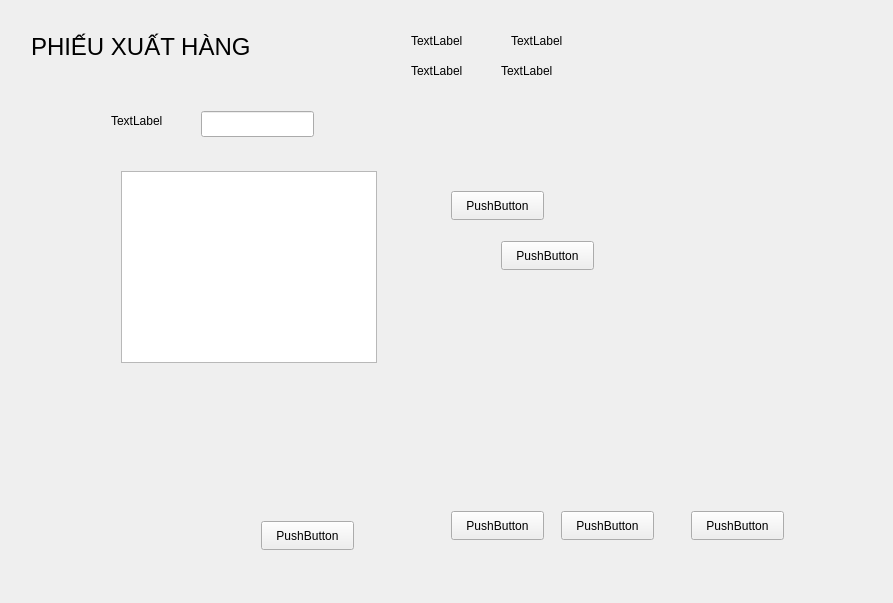
Old version of the form imexport.ui in the repository suofujita/nekolibro.
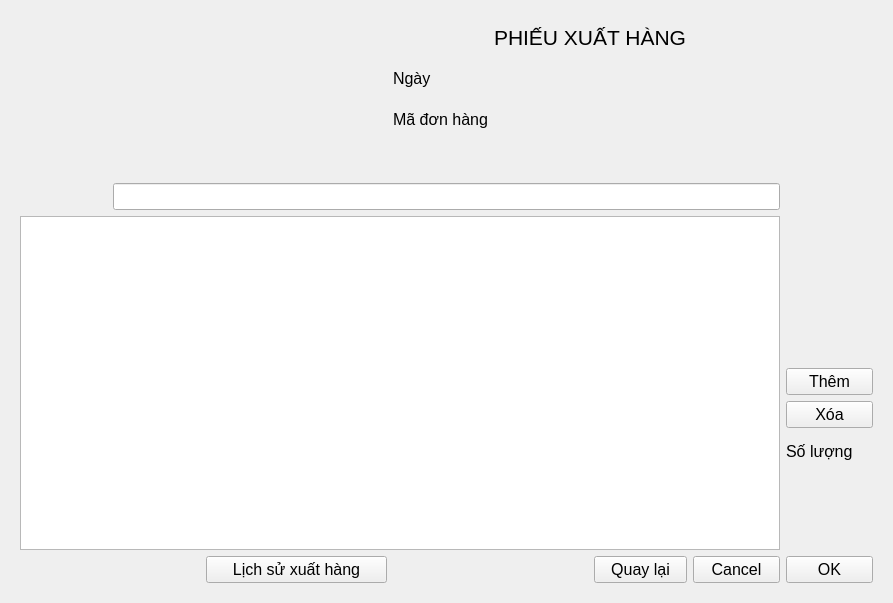
New version of the form. The open tabs and pages were chosen to show the change. Icons and pictures are not drawn.

Commit message: updated import and update stock move to export

```diff
--- a/imexport.ui
+++ b/imexport.ui
@@ -14,7 +14,7 @@
    <string>Form</string>
   </property>
   <layout class="QGridLayout" name="gridLayout_3">
-   <item row="0" column="0">
+   <item row="0" column="3">
     <widget class="QStackedWidget" name="stackedWidget">
      <property name="autoFillBackground">
       <bool>false</bool>
@@ -451,187 +451,284 @@
       </layout>
      </widget>
      <widget class="QWidget" name="export_window">
-      <widget class="QLabel" name="label_20">
-       <property name="geometry">
-        <rect>
-         <x>20</x>
-         <y>10</y>
-         <width>301</width>
-         <height>51</height>
-        </rect>
-       </property>
-       <property name="font">
-        <font>
-         <pointsize>18</pointsize>
-        </font>
-       </property>
-       <property name="text">
-        <string>PHIẾU XUẤT HÀNG</string>
-       </property>
-      </widget>
-      <widget class="QLabel" name="label_3">
-       <property name="geometry">
-        <rect>
-         <x>400</x>
-         <y>20</y>
-         <width>63</width>
-         <height>20</height>
-        </rect>
-       </property>
-       <property name="text">
-        <string>TextLabel</string>
-       </property>
-      </widget>
-      <widget class="QLabel" name="label_21">
-       <property name="geometry">
-        <rect>
-         <x>400</x>
-         <y>50</y>
-         <width>63</width>
-         <height>20</height>
-        </rect>
-       </property>
-       <property name="text">
-        <string>TextLabel</string>
-       </property>
-      </widget>
-      <widget class="QLabel" name="label_22">
-       <property name="geometry">
-        <rect>
-         <x>500</x>
-         <y>20</y>
-         <width>63</width>
-         <height>20</height>
-        </rect>
-       </property>
-       <property name="text">
-        <string>TextLabel</string>
-       </property>
-      </widget>
-      <widget class="QLabel" name="label_23">
-       <property name="geometry">
-        <rect>
-         <x>490</x>
-         <y>50</y>
-         <width>63</width>
-         <height>20</height>
-        </rect>
-       </property>
-       <property name="text">
-        <string>TextLabel</string>
-       </property>
-      </widget>
-      <widget class="QLineEdit" name="lineEdit">
-       <property name="geometry">
-        <rect>
-         <x>190</x>
-         <y>100</y>
-         <width>113</width>
-         <height>26</height>
-        </rect>
-       </property>
-      </widget>
-      <widget class="QLabel" name="label_24">
-       <property name="geometry">
-        <rect>
-         <x>100</x>
-         <y>100</y>
-         <width>63</width>
-         <height>20</height>
-        </rect>
-       </property>
-       <property name="text">
-        <string>TextLabel</string>
-       </property>
-      </widget>
-      <widget class="QTableWidget" name="tableWidget">
-       <property name="geometry">
-        <rect>
-         <x>110</x>
-         <y>160</y>
-         <width>256</width>
-         <height>192</height>
-        </rect>
-       </property>
-      </widget>
-      <widget class="QPushButton" name="pushButton_2">
-       <property name="geometry">
-        <rect>
-         <x>440</x>
-         <y>180</y>
-         <width>93</width>
-         <height>29</height>
-        </rect>
-       </property>
-       <property name="text">
-        <string>PushButton</string>
-       </property>
-      </widget>
-      <widget class="QPushButton" name="pushButton_3">
-       <property name="geometry">
-        <rect>
-         <x>490</x>
-         <y>230</y>
-         <width>93</width>
-         <height>29</height>
-        </rect>
-       </property>
-       <property name="text">
-        <string>PushButton</string>
-       </property>
-      </widget>
-      <widget class="QPushButton" name="pushButton_4">
-       <property name="geometry">
-        <rect>
-         <x>550</x>
-         <y>500</y>
-         <width>93</width>
-         <height>29</height>
-        </rect>
-       </property>
-       <property name="text">
-        <string>PushButton</string>
-       </property>
-      </widget>
-      <widget class="QPushButton" name="pushButton_5">
-       <property name="geometry">
-        <rect>
-         <x>680</x>
-         <y>500</y>
-         <width>93</width>
-         <height>29</height>
-        </rect>
-       </property>
-       <property name="text">
-        <string>PushButton</string>
-       </property>
-      </widget>
-      <widget class="QPushButton" name="pushButton_6">
-       <property name="geometry">
-        <rect>
-         <x>440</x>
-         <y>500</y>
-         <width>93</width>
-         <height>29</height>
-        </rect>
-       </property>
-       <property name="text">
-        <string>PushButton</string>
-       </property>
-      </widget>
-      <widget class="QPushButton" name="pushButton_7">
-       <property name="geometry">
-        <rect>
-         <x>250</x>
-         <y>510</y>
-         <width>93</width>
-         <height>29</height>
-        </rect>
-       </property>
-       <property name="text">
-        <string>PushButton</string>
-       </property>
-      </widget>
+      <layout class="QGridLayout" name="gridLayout_6">
+       <item row="17" column="8">
+        <widget class="QLabel" name="num_books_export">
+         <property name="font">
+          <font>
+           <pointsize>12</pointsize>
+           <bold>true</bold>
+          </font>
+         </property>
+         <property name="text">
+          <string/>
+         </property>
+        </widget>
+       </item>
+       <item row="11" column="8" rowspan="2">
+        <spacer name="verticalSpacer">
+         <property name="orientation">
+          <enum>Qt::Orientation::Vertical</enum>
+         </property>
+         <property name="sizeHint" stdset="0">
+          <size>
+           <width>20</width>
+           <height>40</height>
+          </size>
+         </property>
+        </spacer>
+       </item>
+       <item row="19" column="6">
+        <widget class="QPushButton" name="pushButton">
+         <property name="font">
+          <font>
+           <pointsize>12</pointsize>
+          </font>
+         </property>
+         <property name="text">
+          <string>Quay lại</string>
+         </property>
+         <property name="icon">
+          <iconset resource="galeries.qrc">
+           <normaloff>:/image/back.png</normaloff>:/image/back.png</iconset>
+         </property>
+         <property name="iconSize">
+          <size>
+           <width>25</width>
+           <height>25</height>
+          </size>
+         </property>
+        </widget>
+       </item>
+       <item row="2" column="4">
+        <widget class="QLabel" name="label_4">
+         <property name="font">
+          <font>
+           <pointsize>12</pointsize>
+          </font>
+         </property>
+         <property name="text">
+          <string>Ngày</string>
+         </property>
+        </widget>
+       </item>
+       <item row="9" column="0" rowspan="9" colspan="8">
+        <widget class="QTableWidget" name="export_books">
+         <property name="font">
+          <font>
+           <pointsize>12</pointsize>
+          </font>
+         </property>
+        </widget>
+       </item>
+       <item row="15" column="8">
+        <widget class="QLabel" name="label_13">
+         <property name="font">
+          <font>
+           <pointsize>12</pointsize>
+          </font>
+         </property>
+         <property name="text">
+          <string>Số lượng</string>
+         </property>
+        </widget>
+       </item>
+       <item row="2" column="6" colspan="2">
+        <widget class="QLabel" name="date_export">
+         <property name="font">
+          <font>
+           <pointsize>12</pointsize>
+           <bold>true</bold>
+          </font>
+         </property>
+         <property name="text">
+          <string/>
+         </property>
+        </widget>
+       </item>
+       <item row="5" column="1">
+        <widget class="QLabel" name="logo_search_export">
+         <property name="text">
+          <string/>
+         </property>
+         <property name="pixmap">
+          <pixmap resource="galeries.qrc">:/image/search.png</pixmap>
+         </property>
+         <property name="scaledContents">
+          <bool>true</bool>
+         </property>
+        </widget>
+       </item>
+       <item row="19" column="7">
+        <widget class="QPushButton" name="minimum_export">
+         <property name="font">
+          <font>
+           <pointsize>12</pointsize>
+          </font>
+         </property>
+         <property name="text">
+          <string>Cancel</string>
+         </property>
+         <property name="icon">
+          <iconset resource="galeries.qrc">
+           <normaloff>:/image/cancel.png</normaloff>:/image/cancel.png</iconset>
+         </property>
+         <property name="iconSize">
+          <size>
+           <width>25</width>
+           <height>25</height>
+          </size>
+         </property>
+        </widget>
+       </item>
+       <item row="0" column="4">
+        <widget class="QLabel" name="logo_export">
+         <property name="text">
+          <string/>
+         </property>
+         <property name="pixmap">
+          <pixmap resource="galeries.qrc">:/image/export.png</pixmap>
+         </property>
+         <property name="scaledContents">
+          <bool>true</bool>
+         </property>
+        </widget>
+       </item>
+       <item row="19" column="8">
+        <widget class="QPushButton" name="save_export_invoice">
+         <property name="font">
+          <font>
+           <pointsize>12</pointsize>
+          </font>
+         </property>
+         <property name="text">
+          <string>OK</string>
+         </property>
+         <property name="icon">
+          <iconset resource="galeries.qrc">
+           <normaloff>:/image/ok.png</normaloff>:/image/ok.png</iconset>
+         </property>
+         <property name="iconSize">
+          <size>
+           <width>25</width>
+           <height>25</height>
+          </size>
+         </property>
+        </widget>
+       </item>
+       <item row="6" column="1" colspan="7">
+        <widget class="QLineEdit" name="search_product_export">
+         <property name="font">
+          <font>
+           <pointsize>12</pointsize>
+          </font>
+         </property>
+        </widget>
+       </item>
+       <item row="4" column="4">
+        <widget class="QLabel" name="label_12">
+         <property name="font">
+          <font>
+           <pointsize>12</pointsize>
+          </font>
+         </property>
+         <property name="text">
+          <string>Mã đơn hàng</string>
+         </property>
+        </widget>
+       </item>
+       <item row="14" column="8">
+        <widget class="QPushButton" name="remove_product_export">
+         <property name="font">
+          <font>
+           <pointsize>12</pointsize>
+          </font>
+         </property>
+         <property name="text">
+          <string>Xóa</string>
+         </property>
+         <property name="icon">
+          <iconset resource="galeries.qrc">
+           <normaloff>:/image/remove_2.png</normaloff>:/image/remove_2.png</iconset>
+         </property>
+         <property name="iconSize">
+          <size>
+           <width>25</width>
+           <height>25</height>
+          </size>
+         </property>
+        </widget>
+       </item>
+       <item row="4" column="6" colspan="2">
+        <widget class="QLabel" name="bill_num_export">
+         <property name="font">
+          <font>
+           <pointsize>12</pointsize>
+           <bold>true</bold>
+          </font>
+         </property>
+         <property name="text">
+          <string/>
+         </property>
+        </widget>
+       </item>
+       <item row="13" column="8">
+        <widget class="QPushButton" name="add_product_export">
+         <property name="font">
+          <font>
+           <pointsize>12</pointsize>
+          </font>
+         </property>
+         <property name="text">
+          <string>Thêm</string>
+         </property>
+         <property name="icon">
+          <iconset resource="galeries.qrc">
+           <normaloff>:/image/add.png</normaloff>:/image/add.png</iconset>
+         </property>
+         <property name="iconSize">
+          <size>
+           <width>25</width>
+           <height>25</height>
+          </size>
+         </property>
+        </widget>
+       </item>
+       <item row="19" column="2" colspan="2">
+        <widget class="QPushButton" name="export_logs_export">
+         <property name="font">
+          <font>
+           <pointsize>12</pointsize>
+          </font>
+         </property>
+         <property name="text">
+          <string>Lịch sử xuất hàng</string>
+         </property>
+         <property name="icon">
+          <iconset resource="galeries.qrc">
+           <normaloff>:/image/logs.png</normaloff>:/image/logs.png</iconset>
+         </property>
+         <property name="iconSize">
+          <size>
+           <width>25</width>
+           <height>25</height>
+          </size>
+         </property>
+        </widget>
+       </item>
+       <item row="0" column="5" colspan="2">
+        <widget class="QLabel" name="label_3">
+         <property name="font">
+          <font>
+           <pointsize>16</pointsize>
+          </font>
+         </property>
+         <property name="text">
+          <string>PHIẾU XUẤT HÀNG</string>
+         </property>
+        </widget>
+       </item>
+      </layout>
      </widget>
      <widget class="QWidget" name="import_logs_window">
       <widget class="QTableView" name="results_table">
```
Left out of the diff: 8 changed lines with no effect on the pictures. The commit also changes 2 other files.
